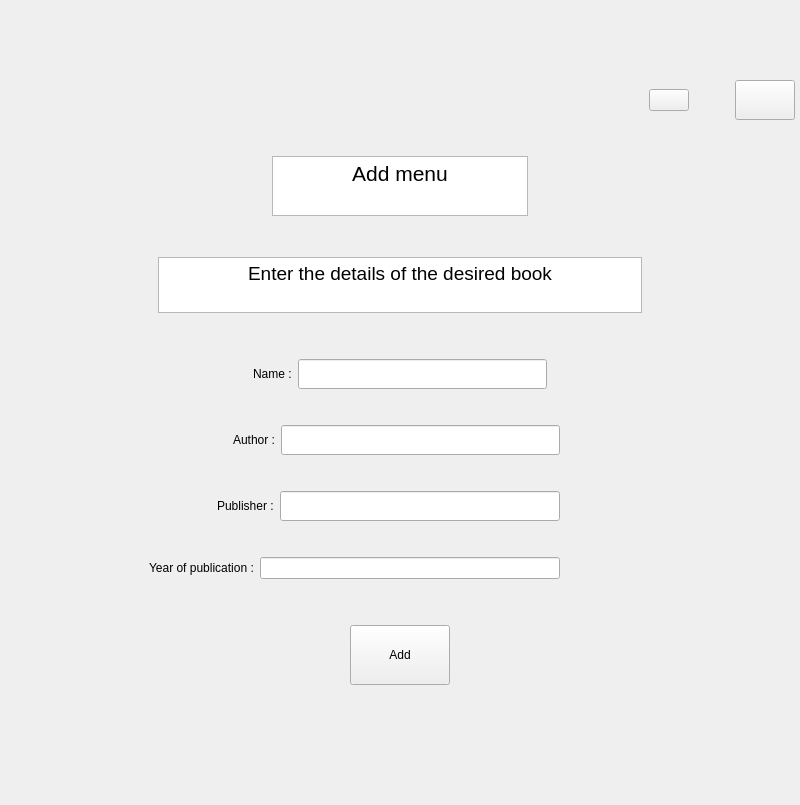
First picture: the form in Project/add.ui, repository AminNaghiyan/uiap92_project, before the edit.
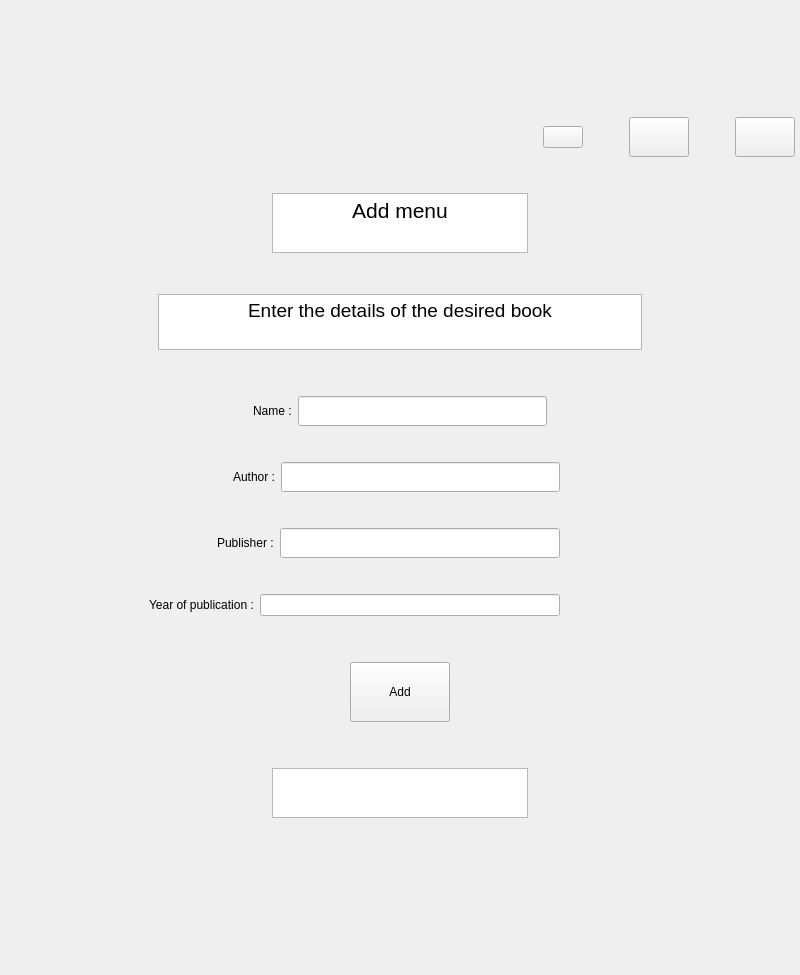
Second picture: the form after the edit. Icons and pictures are not drawn.

Patch:
```diff
--- a/Project/add.ui
+++ b/Project/add.ui
@@ -7,7 +7,7 @@
     <x>0</x>
     <y>0</y>
     <width>800</width>
-    <height>805</height>
+    <height>975</height>
    </rect>
   </property>
   <property name="windowTitle">
@@ -69,6 +69,51 @@
          </property>
         </widget>
        </item>
+       <item>
+        <spacer name="horizontalSpacer_17">
+         <property name="orientation">
+          <enum>Qt::Horizontal</enum>
+         </property>
+         <property name="sizeType">
+          <enum>QSizePolicy::Fixed</enum>
+         </property>
+         <property name="sizeHint" stdset="0">
+          <size>
+           <width>40</width>
+           <height>20</height>
+          </size>
+         </property>
+        </spacer>
+       </item>
+       <item>
+        <widget class="QPushButton" name="reload">
+         <property name="sizePolicy">
+          <sizepolicy hsizetype="Fixed" vsizetype="Fixed">
+           <horstretch>60</horstretch>
+           <verstretch>0</verstretch>
+          </sizepolicy>
+         </property>
+         <property name="minimumSize">
+          <size>
+           <width>60</width>
+           <height>40</height>
+          </size>
+         </property>
+         <property name="text">
+          <string/>
+         </property>
+         <property name="icon">
+          <iconset resource="resource.qrc">
+           <normaloff>:/icons/reload.png</normaloff>:/icons/reload.png</iconset>
+         </property>
+         <property name="iconSize">
+          <size>
+           <width>50</width>
+           <height>40</height>
+          </size>
+         </property>
+        </widget>
+       </item>
        <item>
         <spacer name="horizontalSpacer_15">
          <property name="orientation">
@@ -641,6 +686,77 @@
          </item>
         </layout>
        </item>
+       <item>
+        <spacer name="verticalSpacer_9">
+         <property name="orientation">
+          <enum>Qt::Vertical</enum>
+         </property>
+         <property name="sizeType">
+          <enum>QSizePolicy::Fixed</enum>
+         </property>
+         <property name="sizeHint" stdset="0">
+          <size>
+           <width>20</width>
+           <height>40</height>
+          </size>
+         </property>
+        </spacer>
+       </item>
+       <item>
+        <layout class="QHBoxLayout" name="horizontalLayout_9">
+         <property name="topMargin">
+          <number>0</number>
+         </property>
+         <item>
+          <spacer name="horizontalSpacer_18">
+           <property name="orientation">
+            <enum>Qt::Horizontal</enum>
+           </property>
+           <property name="sizeHint" stdset="0">
+            <size>
+             <width>40</width>
+             <height>20</height>
+            </size>
+           </property>
+          </spacer>
+         </item>
+         <item>
+          <widget class="QTextBrowser" name="textBrowser_3">
+           <property name="sizePolicy">
+            <sizepolicy hsizetype="Fixed" vsizetype="Fixed">
+             <horstretch>0</horstretch>
+             <verstretch>0</verstretch>
+            </sizepolicy>
+           </property>
+           <property name="minimumSize">
+            <size>
+             <width>50</width>
+             <height>0</height>
+            </size>
+           </property>
+           <property name="maximumSize">
+            <size>
+             <width>16777215</width>
+             <height>50</height>
+            </size>
+           </property>
+          </widget>
+         </item>
+         <item>
+          <spacer name="horizontalSpacer_19">
+           <property name="orientation">
+            <enum>Qt::Horizontal</enum>
+           </property>
+           <property name="sizeHint" stdset="0">
+            <size>
+             <width>40</width>
+             <height>20</height>
+            </size>
+           </property>
+          </spacer>
+         </item>
+        </layout>
+       </item>
        <item>
         <spacer name="verticalSpacer_5">
          <property name="orientation">
```
